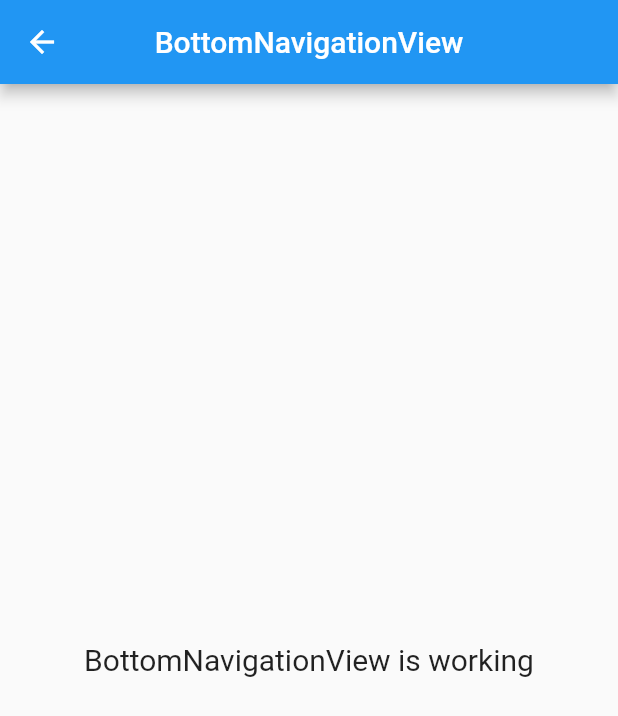
After one commit to MuhamadAkmalAmran/Te, a Flutter app: the BottomNavigationView screen opened by its route, on a phone screen of 412 x 824 dp. The commit adds this screen. Shown: the top 716 px of the screen. Run offline on Flutter 3.47's test engine with Material 2 defaults, Android fonts, the phone set to English and light mode, and no system bars; our stand-ins replace flutter_swiper_null_safety, get.

Commit message:
membuat page bottom navigation

```diff
--- /dev/null
+++ b/lib/app/modules/bottom_navigation/views/bottom_navigation_view.dart
@@ -0,0 +1,24 @@
+import 'package:flutter/material.dart';
+
+import 'package:get/get.dart';
+
+import '../controllers/bottom_navigation_controller.dart';
+
+class BottomNavigationView extends GetView<BottomNavigationController> {
+  const BottomNavigationView({Key? key}) : super(key: key);
+  @override
+  Widget build(BuildContext context) {
+    return Scaffold(
+      appBar: AppBar(
+        title: const Text('BottomNavigationView'),
+        centerTitle: true,
+      ),
+      body: Center(
+        child: Text(
+          'BottomNavigationView is working',
+          style: TextStyle(fontSize: 20),
+        ),
+      ),
+    );
+  }
+}
--- a/lib/app/routes/app_pages.dart
+++ b/lib/app/routes/app_pages.dart
@@ -1,5 +1,7 @@
 import 'package:get/get.dart';
 
+import '../modules/bottom_navigation/bindings/bottom_navigation_binding.dart';
+import '../modules/bottom_navigation/views/bottom_navigation_view.dart';
 import '../modules/home/bindings/home_binding.dart';
 import '../modules/home/views/home_view.dart';
 
@@ -16,5 +18,10 @@ class AppPages {
       page: () => const HomeView(),
       binding: HomeBinding(),
     ),
+    GetPage(
+      name: _Paths.BOTTOM_NAVIGATION,
+      page: () => const BottomNavigationView(),
+      binding: BottomNavigationBinding(),
+    ),
   ];
 }
--- a/lib/app/routes/app_routes.dart
+++ b/lib/app/routes/app_routes.dart
@@ -4,9 +4,11 @@ part of 'app_pages.dart';
 abstract class Routes {
   Routes._();
   static const HOME = _Paths.HOME;
+  static const BOTTOM_NAVIGATION = _Paths.BOTTOM_NAVIGATION;
 }
 
 abstract class _Paths {
   _Paths._();
   static const HOME = '/home';
+  static const BOTTOM_NAVIGATION = '/bottom-navigation';
 }
```
Also changed, not shown: lib/app/modules/bottom_navigation/bindings/bottom_navigation_binding.dart (added, +12 -0 lines), lib/app/modules/bottom_navigation/controllers/bottom_navigation_controller.dart (added, +23 -0 lines).
